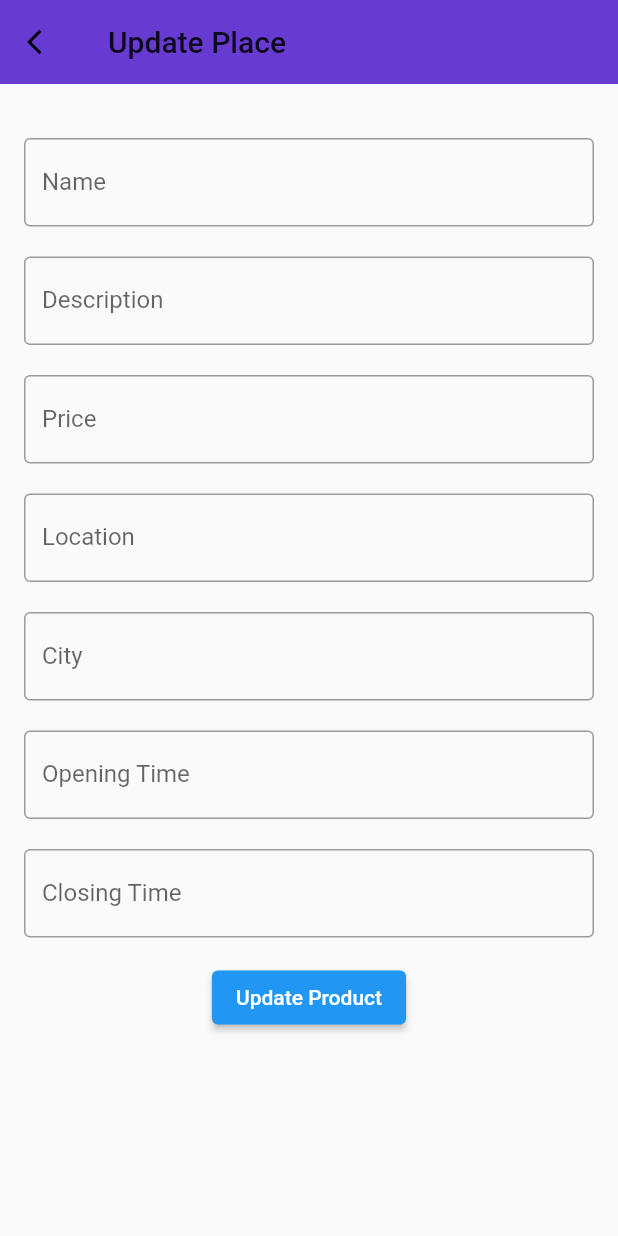
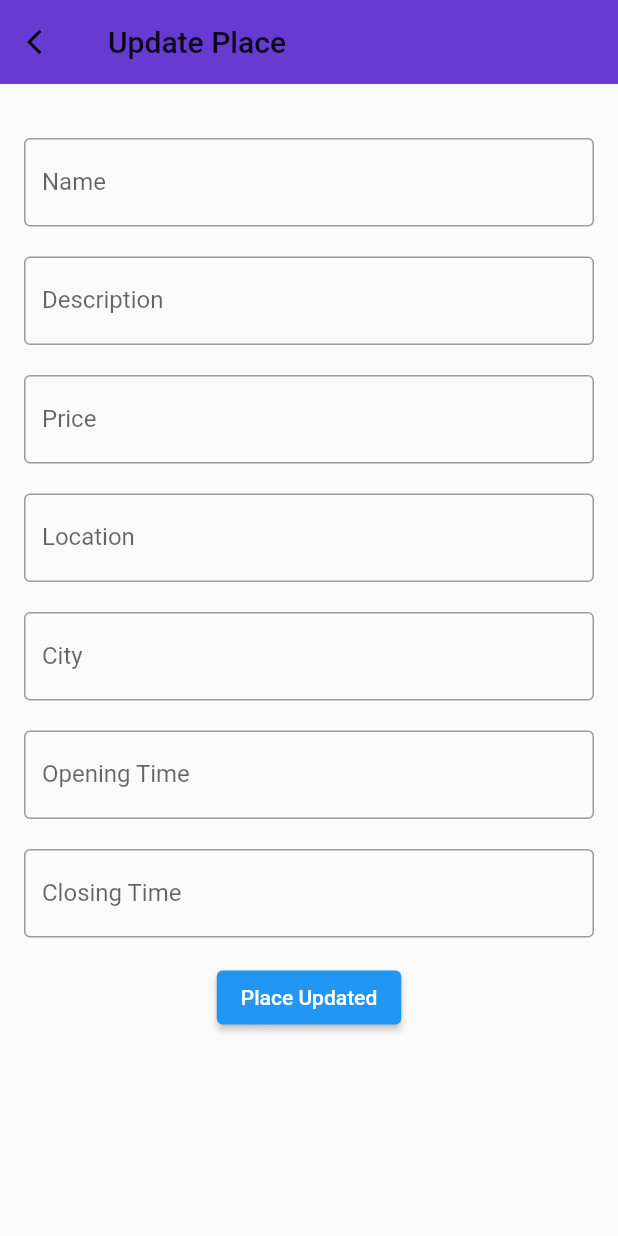
Before and after one commit to nathaliesameh26/DiscoverEgypt, a Flutter app: the EditPlacePage screen opened by its route, on a phone screen of 412 x 824 dp. Run offline on Flutter 3.47's test engine with Material 2 defaults, Android fonts, the phone set to English and light mode, and no system bars; our stand-ins replace cloud_firestore, firebase_auth, firebase_core, firebase_storage, flutter_riverpod, font_awesome_flutter and 3 more; accounts and stored records are empty.

```diff
--- a/mobileapplication/lib/screens/edit_place.dart
+++ b/mobileapplication/lib/screens/edit_place.dart
@@ -89,12 +89,6 @@ class _EditPlacePageState extends State<EditPlacePage> {
                           width: 10,
                           color: Colors.black12,
                         ))),
-                    // validator: (value) {
-                    //   if (value!.isEmpty) {
-                    //     return 'Please enter a description';
-                    //   }
-                    //   return null;
-                    // },
                   ),
                   SizedBox(height: 20),
                   TextFormField(
@@ -106,12 +100,6 @@ class _EditPlacePageState extends State<EditPlacePage> {
                           width: 10,
                           color: Colors.black12,
                         ))),
-                    // validator: (value) {
-                    //   if (value!.isEmpty) {
-                    //     return 'Please enter a price';
-                    //   }
-                    //   return null;
-                    // },
                   ),
                   SizedBox(height: 20),
                   TextFormField(
@@ -198,7 +186,7 @@ class _EditPlacePageState extends State<EditPlacePage> {
                         //   );
                         // }
                       },
-                      child: Text('Update Product'),
+                      child: const Text('Place Updated'),
                     ),
                   ),
                 ],
```
